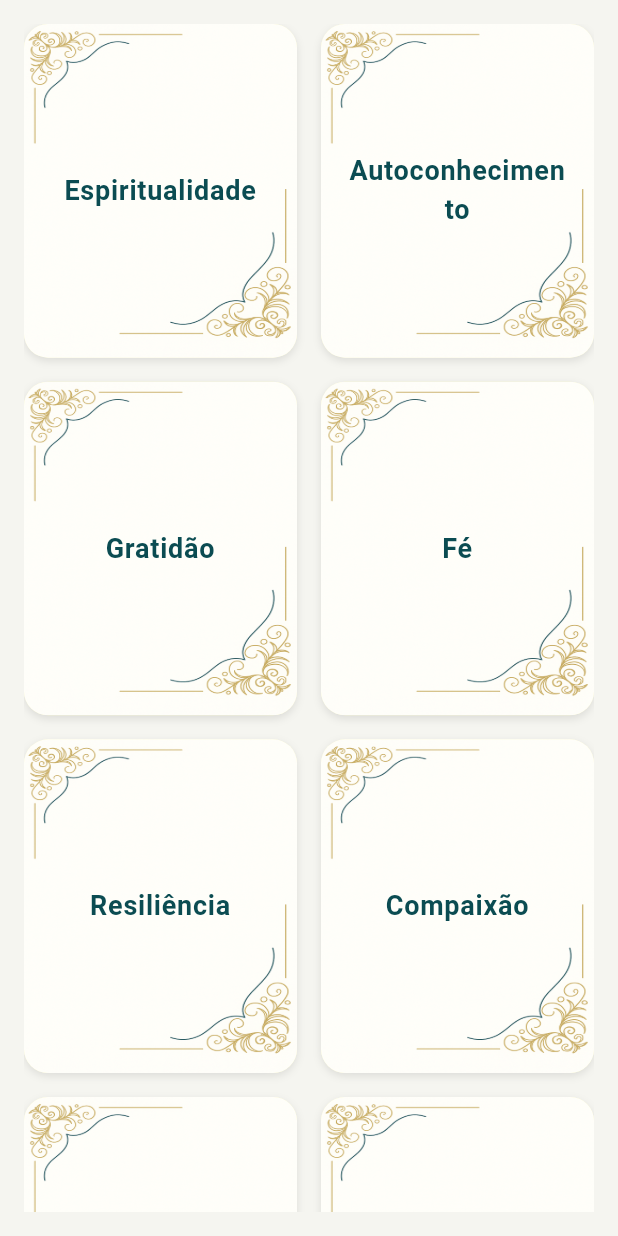
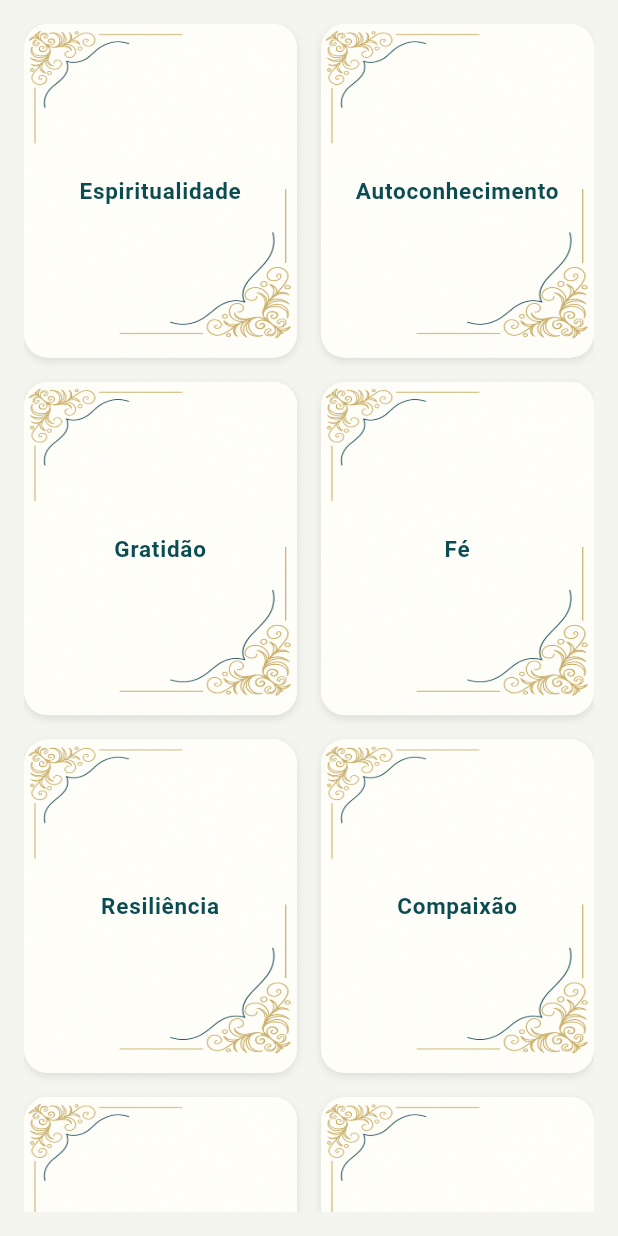
Before and after one commit to GuiNardiSS/Mais-Vida-em-Nossas-Vidas, a Flutter app: the ConhecaMaisPage screen opened directly, on a phone screen of 412 x 824 dp. Run offline on Flutter 3.47's test engine with Material 3 defaults, Android fonts, the phone set to English and light mode, and no system bars; our stand-ins replace audioplayers, device_info_plus, flutter_local_notifications, flutter_secure_storage, flutter_svg, font_awesome_flutter and 5 more; missing offline and left inert: flutter_stripe; accounts and stored records are empty.

Commit message:
Ajustes de texto na intro, tamanho da fonte nos cards e configuração do ProGuard

```diff
--- /dev/null
+++ b/devtools_options.yaml
@@ -0,0 +1,3 @@
+description: This file stores settings for Dart & Flutter DevTools.
+documentation: https://docs.flutter.dev/tools/devtools/extensions#configure-extension-enablement-states
+extensions:
--- a/lib/pages/cartas_intro.dart
+++ b/lib/pages/cartas_intro.dart
@@ -55,7 +55,7 @@ class _CartasIntroPageState extends State<CartasIntroPage> {
   Widget build(BuildContext context) {
     return Scaffold(
       appBar: AppBar(
-        title: const Text('Cartas do Dia'),
+        title: const Text('Mensagem do dia'),
         centerTitle: true,
       ),
       body: SingleChildScrollView(
@@ -70,9 +70,7 @@ class _CartasIntroPageState extends State<CartasIntroPage> {
             ),
             const SizedBox(height: 12),
             const Text(
-              'As Cartas do Dia trazem mensagens especiais para inspirar o seu cotidiano.\n\n'
-              'Escolha uma carta para receber um lembrete significativo, ouvir o áudio correspondente '
-              'e refletir sobre o tema ao longo do dia.',
+              'A carta do Mais Vida em Nossas  Vidas, trazem mensagens especiais para inspirar o seu cotidiano.',
               style: TextStyle(fontSize: 16),
               textAlign: TextAlign.center,
             ),
--- a/lib/pages/contato.dart
+++ b/lib/pages/contato.dart
@@ -192,7 +192,7 @@ class _ContatoPageState extends State<ContatoPage> {
       crossAxisAlignment: CrossAxisAlignment.start,
       children: [
         Text(
-          'Helô Coelho, com uma trajetória de três décadas de dedicação e sucesso, fundadora da Helô Coelho Consultoria, Palestrante, Administradora, mentora e consultora. Idealizadora e Apresentadora do Podcast Mais Vida em Nossas Vidas, do Método Interseção do Ser Integral, Das Cartas de Mensagens Mais Vida em Nossas Vidas e das Espiritualidade nas Organizações e impulsioner pequenos negócios artesanal.',
+          'Helô Coelho, com uma trajetória de três décadas de dedicação e sucesso, fundadora da Helô Coelho Consultoria, Terapeuta Empresarial, Palestrante, Administradora, Mentora e consultora. Idealizadora e Apresentadora do Podcast Mais Vida em Nossas Vidas, do Método Interseção do Ser Integral, Das Cartas de Mensagens Mais Vida em Nossas Vidas e das Espiritualidade nas Organizações e impulsioner pequenos negócios artesanal.',
           style: TextStyle(fontSize: 16, height: 1.6),
           textAlign: TextAlign.justify,
         ),
--- a/lib/pages/inicio.dart
+++ b/lib/pages/inicio.dart
@@ -473,7 +473,7 @@ O amor, em sua expressão plena – amor-próprio, amor ao próximo e amor a Deu
                       info['titulo'] ?? '',
                       style: const TextStyle(
                         fontWeight: FontWeight.bold,
-                        fontSize: 18,
+                        fontSize: 15,
                         color: Color(0xFF0b4c52), // Azul petróleo
                         letterSpacing: 0.5,
                       ),
```
Also changed, not shown: 2 other files.
